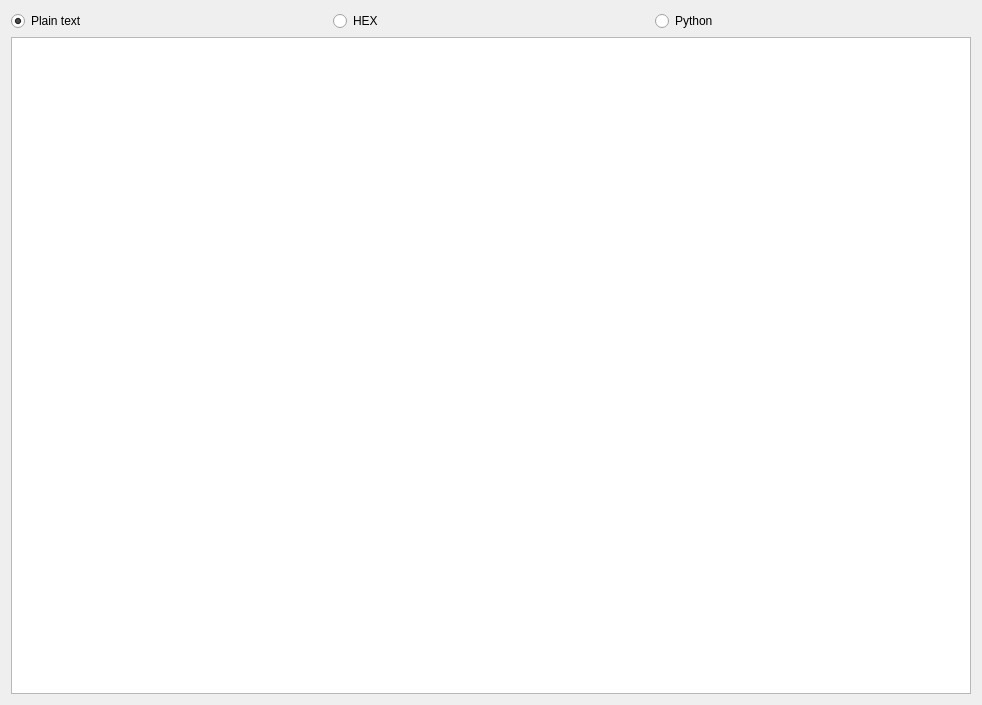
First picture: the form in idangr/ui/viewer.ui, repository andreafioraldi/IDAngr, before the edit.
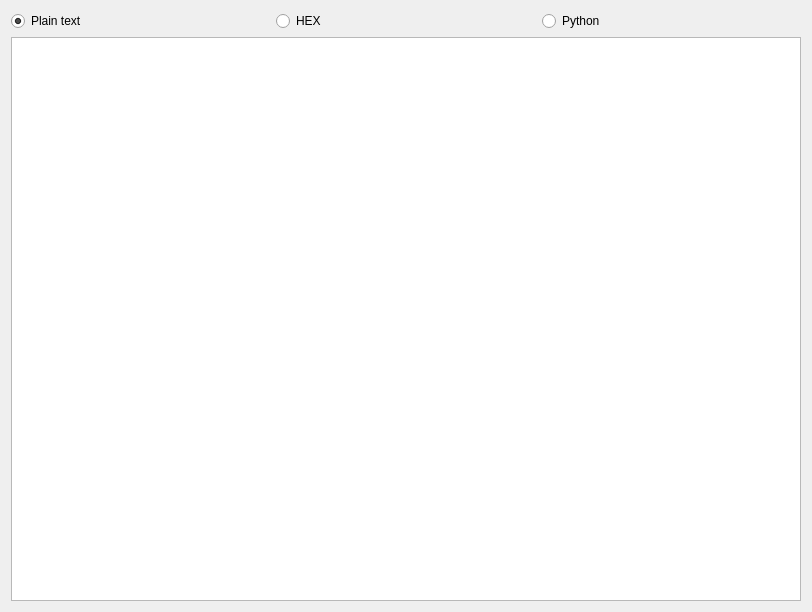
Second picture: the form after the edit.

```diff
--- a/idangr/ui/viewer.ui
+++ b/idangr/ui/viewer.ui
@@ -6,8 +6,8 @@
    <rect>
     <x>0</x>
     <y>0</y>
-    <width>982</width>
-    <height>705</height>
+    <width>812</width>
+    <height>612</height>
    </rect>
   </property>
   <layout class="QGridLayout" name="gridLayout">
```
